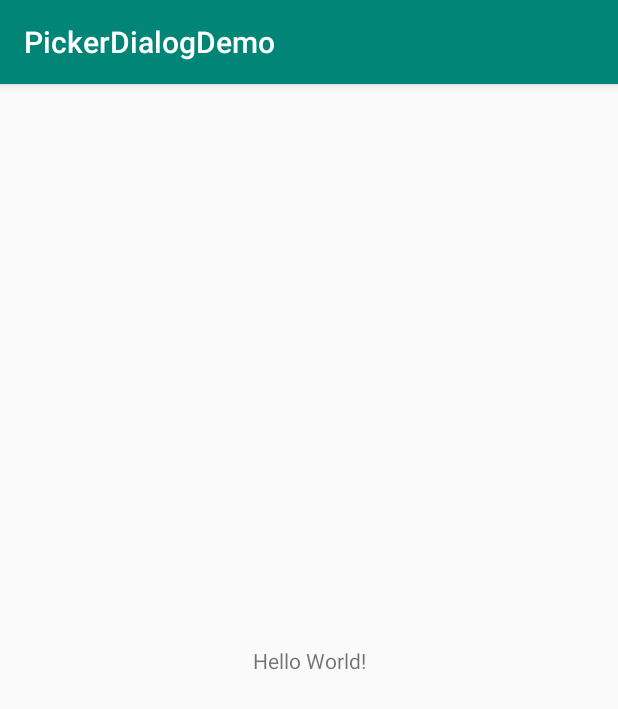
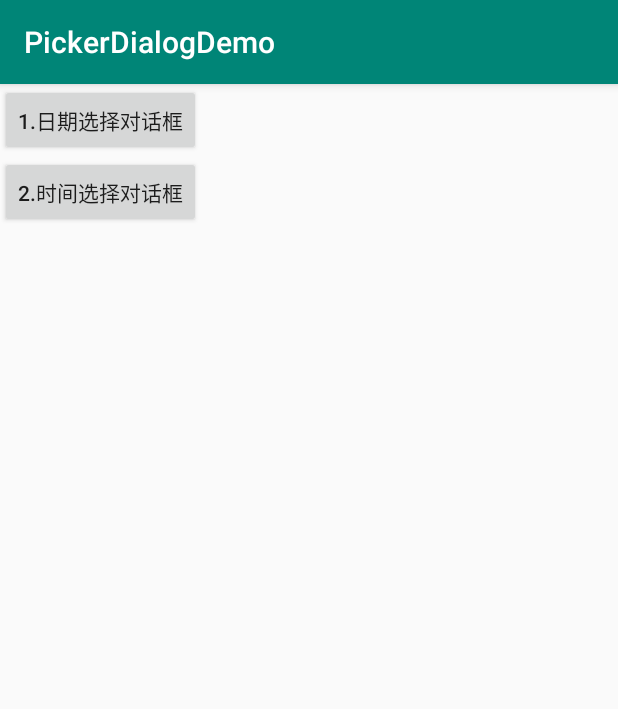
Before and after one commit to clayzhu/Study_Android, an Android app: the screen it shows after launch (MainActivity), on a phone screen of 412 x 824 dp. Shown: the top 709 px of the screen. Run offline under Robolectric (Android 15) with nearby library versions, the phone set to English and light mode, and no system bars.

Commit message:
DatePickerDialog 和 TimePickerDialog 实现。

```diff
--- a/Demo/2.6.0_PickerDialogDemo/app/src/main/java/com/clayzhu/pickerdialogdemo/MainActivity.java
+++ b/Demo/2.6.0_PickerDialogDemo/app/src/main/java/com/clayzhu/pickerdialogdemo/MainActivity.java
@@ -1,13 +1,70 @@
 package com.clayzhu.pickerdialogdemo;
 
+import android.app.DatePickerDialog;
+import android.app.TimePickerDialog;
 import android.support.v7.app.AppCompatActivity;
 import android.os.Bundle;
+import android.view.View;
+import android.widget.Button;
+import android.widget.DatePicker;
+import android.widget.TimePicker;
+import android.widget.Toast;
 
-public class MainActivity extends AppCompatActivity {
+import java.util.Calendar;
+
+public class MainActivity extends AppCompatActivity implements View.OnClickListener {
+
+    private Button btn_date;
+    private Button btn_time;
+    private String result = "";
 
     @Override
     protected void onCreate(Bundle savedInstanceState) {
         super.onCreate(savedInstanceState);
         setContentView(R.layout.activity_main);
+
+        bindViews();
+    }
+
+    private void bindViews() {
+        btn_date = findViewById(R.id.btn_date);
+        btn_time = findViewById(R.id.btn_time);
+
+        btn_date.setOnClickListener(this);
+        btn_time.setOnClickListener(this);
+    }
+
+    @Override
+    public void onClick(View v) {
+        result = "";
+        switch (v.getId()) {
+            case R.id.btn_date:
+                Calendar cale1 = Calendar.getInstance();
+                new DatePickerDialog(MainActivity.this, new DatePickerDialog.OnDateSetListener() {
+                    @Override
+                    public void onDateSet(DatePicker view, int year, int month, int dayOfMonth) {
+                        result += "你选择的是" + year + "年" + (month + 1) + "月" + dayOfMonth + "日";
+                        Toast.makeText(getApplicationContext(), result, Toast.LENGTH_SHORT).show();
+                    }
+                },
+                        cale1.get(Calendar.YEAR),
+                        cale1.get(Calendar.MONTH),
+                        cale1.get(Calendar.DAY_OF_MONTH)).show();
+                break;
+            case R.id.btn_time:
+                Calendar cale2 = Calendar.getInstance();
+                new TimePickerDialog(MainActivity.this, new TimePickerDialog.OnTimeSetListener() {
+                    @Override
+                    public void onTimeSet(TimePicker view, int hourOfDay, int minute) {
+                        result = "";
+                        result += "您选择的时间是:" + hourOfDay + "时" + minute + "分";
+                        Toast.makeText(getApplicationContext(), result, Toast.LENGTH_SHORT).show();
+                    }
+                },
+                        cale2.get(Calendar.HOUR_OF_DAY),
+                        cale2.get(Calendar.MINUTE),
+                        true).show();
+                break;
+        }
     }
 }
--- a/Demo/2.6.0_PickerDialogDemo/app/src/main/res/layout/activity_main.xml
+++ b/Demo/2.6.0_PickerDialogDemo/app/src/main/res/layout/activity_main.xml
@@ -1,18 +1,21 @@
 <?xml version="1.0" encoding="utf-8"?>
-<android.support.constraint.ConstraintLayout xmlns:android="http://schemas.android.com/apk/res/android"
-    xmlns:app="http://schemas.android.com/apk/res-auto"
+<LinearLayout xmlns:android="http://schemas.android.com/apk/res/android"
     xmlns:tools="http://schemas.android.com/tools"
     android:layout_width="match_parent"
     android:layout_height="match_parent"
-    tools:context=".MainActivity">
+    tools:context=".MainActivity"
+    android:orientation="vertical">
 
-    <TextView
+    <Button
+        android:id="@+id/btn_date"
         android:layout_width="wrap_content"
         android:layout_height="wrap_content"
-        android:text="Hello World!"
-        app:layout_constraintBottom_toBottomOf="parent"
-        app:layout_constraintLeft_toLeftOf="parent"
-        app:layout_constraintRight_toRightOf="parent"
-        app:layout_constraintTop_toTopOf="parent" />
+        android:text="1.日期选择对话框" />
 
-</android.support.constraint.ConstraintLayout>
+    <Button
+        android:id="@+id/btn_time"
+        android:layout_width="wrap_content"
+        android:layout_height="wrap_content"
+        android:text="2.时间选择对话框" />
+
+</LinearLayout>
```
